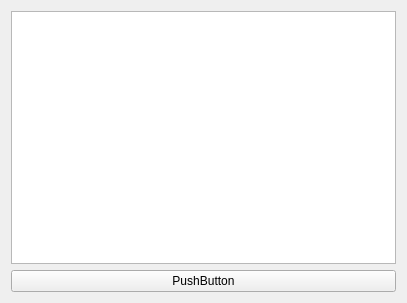
The window that popup.ui (JackDinn/tbtray) describes before a commit, drawn with Qt 5.
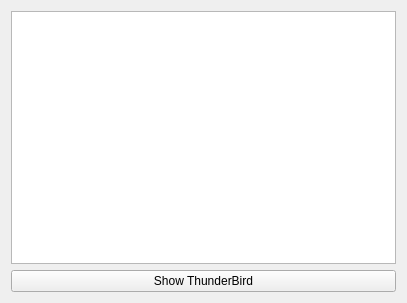
The same window after the commit.

Commit message: good start for popup

Diff of the .ui file:
```diff
--- a/popup.ui
+++ b/popup.ui
@@ -27,9 +27,12 @@
     <widget class="QTextBrowser" name="textBrowser"/>
    </item>
    <item>
-    <widget class="QPushButton" name="pushButton">
+    <widget class="QPushButton" name="pushButton_popup">
+     <property name="enabled">
+      <bool>true</bool>
+     </property>
      <property name="text">
-      <string>PushButton</string>
+      <string>Show ThunderBird</string>
      </property>
     </widget>
    </item>
```
The commit also changes 2 other files.
